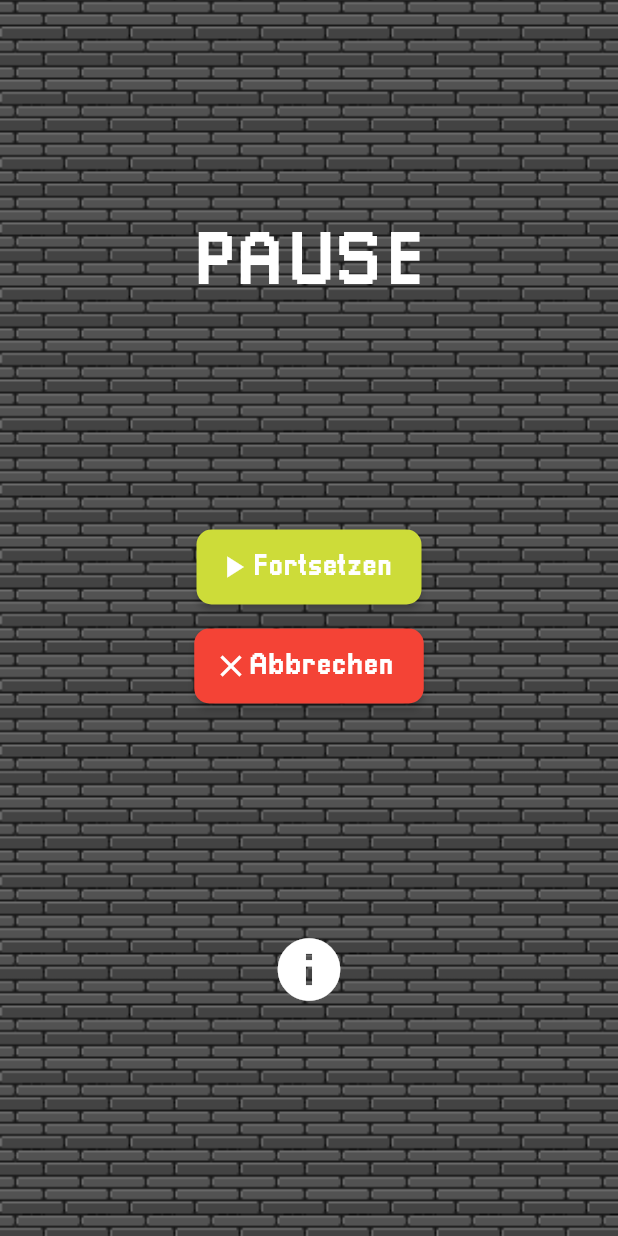
After one commit to n-gredlein/applikationsdesign, a Flutter app: the PausePage screen opened by its route, on a phone screen of 412 x 824 dp. The commit adds this screen. Run offline on Flutter 3.47's test engine with Material 2 defaults, Android fonts, the phone set to English and light mode, and no system bars.

Commit message:
PausePage

```diff
--- /dev/null
+++ b/lib/PausePage.dart
@@ -0,0 +1,75 @@
+import 'package:flutter/material.dart';
+import 'package:flutter_application_kagan_gredlein/app_routes.dart';
+
+class PausePage extends StatelessWidget {
+  @override
+  Widget build(BuildContext context) {
+    return Scaffold(
+        body: Container(
+            decoration: BoxDecoration(
+                image: DecorationImage(
+                    image: const AssetImage("assets/images/background.jpg"),
+                    fit: BoxFit.cover)),
+            child: Center(
+                child: Column(
+              mainAxisAlignment: MainAxisAlignment.spaceEvenly,
+              children: [
+                Text('PAUSE',
+                    textAlign: TextAlign.center,
+                    style: Theme.of(context).textTheme.headline1),
+                Column(
+                  children: <Widget>[
+                    Container(
+                        width: 150,
+                        height: 50,
+                        child: ElevatedButton(
+                          onPressed: () {},
+                          child: Row(
+                            children: [
+                              Icon(Icons.play_arrow),
+                              Text(
+                                "Fortsetzen",
+                              )
+                            ],
+                          ),
+                          style: ButtonStyle(
+                              backgroundColor: MaterialStateProperty.all<Color>(
+                                  Colors.lime)),
+                        )),
+                    Padding(
+                      padding: EdgeInsets.all(8.0),
+                    ),
+                    Container(
+                        width: 153,
+                        height: 50,
+                        child: ElevatedButton(
+                          onPressed: () {
+                            Navigator.pushNamed(context, AppRoutes.start);
+                          },
+                          child: Row(
+                            children: [
+                              Icon(Icons.close),
+                              Text(
+                                "Abbrechen",
+                              )
+                            ],
+                          ),
+                          style: ButtonStyle(
+                              backgroundColor:
+                                  MaterialStateProperty.all<Color>(Colors.red)),
+                        ))
+                  ],
+                ),
+                FloatingActionButton(
+                  child: Icon(
+                    Icons.info,
+                    size: 50,
+                  ),
+                  onPressed: () {
+                    Navigator.pushNamed(context, AppRoutes.info);
+                  },
+                ),
+              ],
+            ))));
+  }
+}
--- a/lib/app_routes.dart
+++ b/lib/app_routes.dart
@@ -1,4 +1,5 @@
 class AppRoutes {
   static const start = '/start';
   static const info = '/info';
+  static const pause = '/pause';
 }
--- a/lib/main.dart
+++ b/lib/main.dart
@@ -2,6 +2,7 @@ import 'package:flutter/material.dart';
 import 'package:flutter/services.dart';
 import 'package:flutter_application_kagan_gredlein/StartPage.dart';
 import 'package:flutter_application_kagan_gredlein/InfoPage.dart';
+import 'package:flutter_application_kagan_gredlein/PausePage.dart';
 import 'package:flutter_application_kagan_gredlein/app_routes.dart';
 
 void main() {
@@ -31,7 +32,7 @@ class MyApp extends StatelessWidget {
             button: TextStyle(fontSize: 20.0),
           ),
           floatingActionButtonTheme: FloatingActionButtonThemeData(
-              backgroundColor: Colors.transparent),
+              backgroundColor: Colors.transparent, elevation: 0.0),
           elevatedButtonTheme: ElevatedButtonThemeData(
               style: ElevatedButton.styleFrom(
             shape: RoundedRectangleBorder(
@@ -46,6 +47,8 @@ class MyApp extends StatelessWidget {
         return buildRoute(StartPage(), settings: settings);
       case AppRoutes.info:
         return buildRoute(InfoPage(), settings: settings);
+      case AppRoutes.pause:
+        return buildRoute(PausePage(), settings: settings);
       default:
         return null;
     }
--- a/lib/startPage.dart
+++ b/lib/startPage.dart
@@ -44,7 +44,7 @@ class StartPage extends StatelessWidget {
                   onPressed: () {
                     Navigator.pushNamed(context, AppRoutes.info);
                   },
-                    elevation: 0.0),
+                ),
               ],
             ))));
   }
```
Lines whose indentation alone changed are shown as unchanged.
